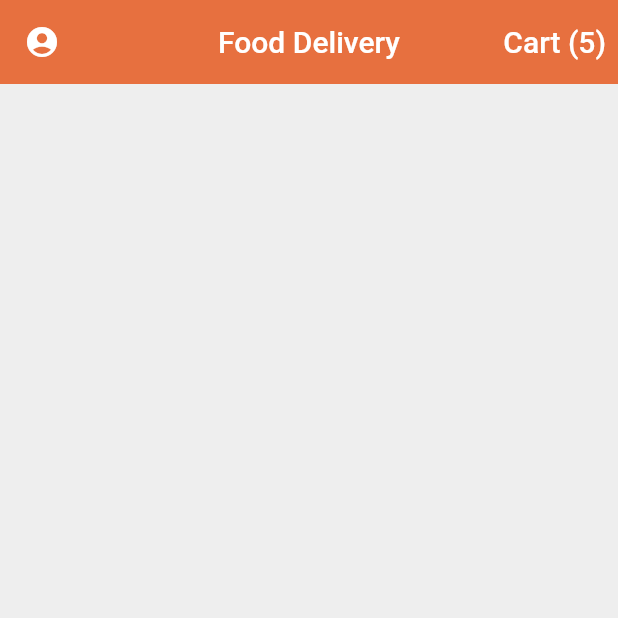
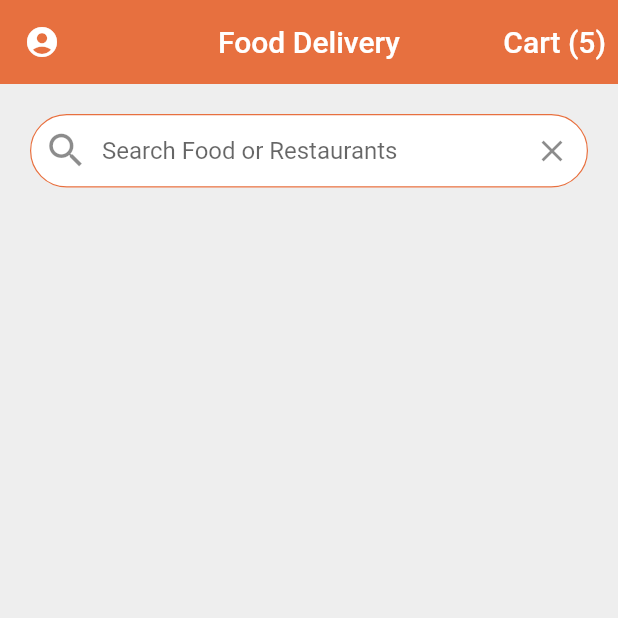
Before and after one commit to VicOntiri/News_app-complete, a Flutter app: the screen it shows after launch, on a phone screen of 412 x 824 dp, the top half of it. Run offline on Flutter 3.47's test engine with Material 2 defaults, Android fonts, the phone set to English and light mode, and no system bars.

Commit message:
added search area

```diff
--- a/food_delivery_app/lib/screens/home_screen.dart
+++ b/food_delivery_app/lib/screens/home_screen.dart
@@ -27,6 +27,40 @@ class HomeScreen extends StatelessWidget {
         ],
         elevation: 0,
       ),
+      body: Padding(
+        padding: const EdgeInsets.all(20.0),
+        child: ListView(
+          children: [
+            TextField(
+              decoration: InputDecoration(
+                contentPadding: EdgeInsets.symmetric(vertical: 15.0),
+                fillColor: Colors.white,
+                filled: true,
+                border: OutlineInputBorder(
+                  borderRadius: BorderRadius.circular(30.0),
+                  borderSide: BorderSide(width: 0.8),
+                ),
+                enabledBorder: OutlineInputBorder(
+                  borderRadius: BorderRadius.circular(30.0),
+                  borderSide: BorderSide(
+                    width: 0.8,
+                    color: Theme.of(context).primaryColor,
+                  ),
+                ),
+                hintText: 'Search Food or Restaurants',
+                prefixIcon: Icon(
+                  Icons.search,
+                  size: 30.0,
+                ),
+                suffixIcon: IconButton(
+                  icon: Icon(Icons.clear),
+                  onPressed: () {},
+                ),
+              ),
+            ),
+          ],
+        ),
+      ),
     );
   }
 }
--- a/food_delivery_app/pubspec.yaml
+++ b/food_delivery_app/pubspec.yaml
@@ -60,8 +60,8 @@ flutter:
   uses-material-design: true
 
   # To add assets to your application, add an assets section, like this:
-  # assets:
-  #   - images/a_dot_burr.jpeg
+  assets:
+    - assets/images/
   #   - images/a_dot_ham.jpeg
 
   # An image asset can refer to one or more resolution-specific "variants", see
```
Also changed, not shown: food_delivery_app/assets/images/burger.jpg (added), food_delivery_app/assets/images/burrito.jpg (added), food_delivery_app/assets/images/pancakes.jpg (added), food_delivery_app/assets/images/pasta.jpg (added), food_delivery_app/assets/images/pizza.jpg (added), food_delivery_app/assets/images/ramen.jpg (added), food_delivery_app/assets/images/restaurant0.jpg (added), food_delivery_app/assets/images/restaurant1.jpg (added), food_delivery_app/assets/images/restaurant2.jpg (added), food_delivery_app/assets/images/restaurant3.jpg (added), food_delivery_app/assets/images/restaurant4.jpg (added), food_delivery_app/assets/images/salmon.jpg (added), food_delivery_app/assets/images/steak.jpg (added), 1 other file.
